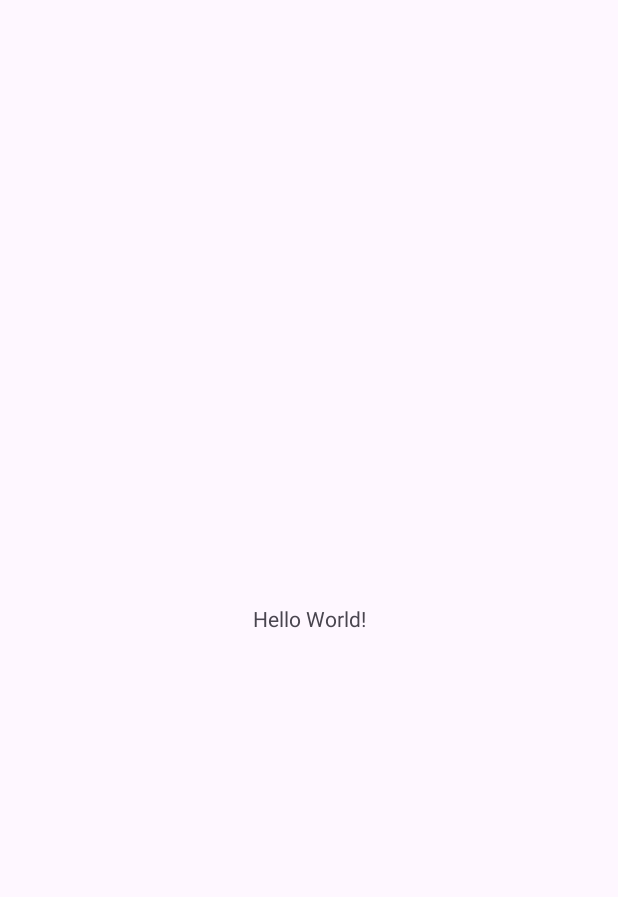
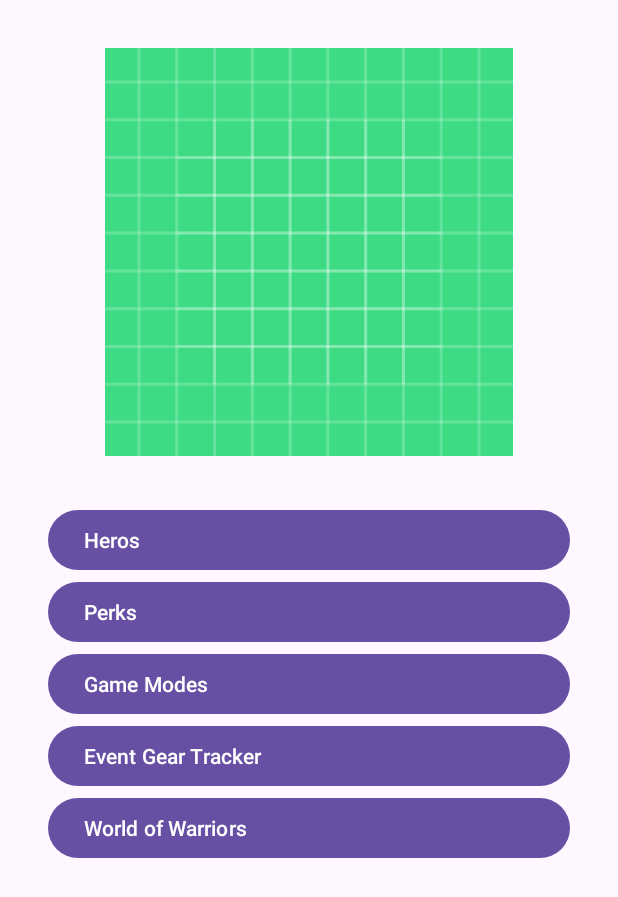
Before and after one commit to Scorpio859/MSDassign, an Android app: the screen it shows after launch (MainActivity), on a phone screen of 412 x 824 dp. Before the commit the part shown is almost empty. Shown: the top 897 px of the screen. Run offline under Robolectric (Android 15) with nearby library versions, the phone set to English and light mode, and no system bars.

Commit message:
added Heros, Perks, Game Modes, Gear tracker and Geography activities. Put buttons into main activity and functionality to main to switch to the new activities on button press

```diff
--- a/app/build.gradle.kts
+++ b/app/build.gradle.kts
@@ -4,12 +4,12 @@
 
 android {
     namespace = "com.example.msdassignment"
-    compileSdk = 33
+    compileSdk = 34
 
     defaultConfig {
         applicationId = "com.example.msdassignment"
         minSdk = 24
-        targetSdk = 33
+        targetSdk = 34
         versionCode = 1
         versionName = "1.0"
 
--- a/app/src/main/java/com/example/msdassignment/MainActivity.java
+++ b/app/src/main/java/com/example/msdassignment/MainActivity.java
@@ -2,7 +2,10 @@
 
 import androidx.appcompat.app.AppCompatActivity;
 
+import android.content.Intent;
 import android.os.Bundle;
+import android.view.View;
+import android.widget.Button;
 
 public class MainActivity extends AppCompatActivity {
 
@@ -10,6 +13,67 @@
     protected void onCreate(Bundle savedInstanceState) {
         super.onCreate(savedInstanceState);
         setContentView(R.layout.activity_main);
+
+        //making button instances
+        Button heroButton = (Button) findViewById(R.id.herosButton);
+        Button perkButton = (Button) findViewById(R.id.perksButton);
+        Button modesButton = (Button) findViewById(R.id.modesButton);
+        Button trackerButton = (Button) findViewById(R.id.trackerButton);
+        Button geoButton = (Button) findViewById(R.id.geoButton);
+
+        // onClickListener for the Heros button
+        heroButton.setOnClickListener(new View.OnClickListener() {
+            @Override
+            public void onClick(View view) {
+                //intent for storing the info of the new activity
+                Intent intent = new Intent(MainActivity.this, HerosActivity.class);
+                //starting the activity in intent
+                startActivity(intent);
+            }
+        });
+
+        // onClickListener for the Perk button
+        perkButton.setOnClickListener(new View.OnClickListener() {
+            @Override
+            public void onClick(View view) {
+                //intent for storing the info of the new activity
+                Intent intent = new Intent(MainActivity.this, PerksActivity.class);
+                //starting the activity in intent
+                startActivity(intent);
+            }
+        });
+
+        // onClickListener for the Game Modes button
+        modesButton.setOnClickListener(new View.OnClickListener() {
+            @Override
+            public void onClick(View view) {
+                //intent for storing the info of the new activity
+                Intent intent = new Intent(MainActivity.this, ModesActivity.class);
+                //starting the activity in intent
+                startActivity(intent);
+            }
+        });
+
+        // onClickListener for the Event Gear Tracker button
+        trackerButton.setOnClickListener(new View.OnClickListener() {
+            @Override
+            public void onClick(View view) {
+                //intent for storing the info of the new activity
+                Intent intent = new Intent(MainActivity.this, GearActivity.class);
+                //starting the activity in intent
+                startActivity(intent);
+            }
+        });
+
+        // onClickListener for the Heros in history button button
+        geoButton.setOnClickListener(new View.OnClickListener() {
+            @Override
+            public void onClick(View view) {
+                //intent for storing the info of the new activity
+                Intent intent = new Intent(MainActivity.this, GeoActivity.class);
+                //starting the activity in intent
+                startActivity(intent);
+            }
+        });
     }
 }
-///change
--- a/app/src/main/res/layout/activity_main.xml
+++ b/app/src/main/res/layout/activity_main.xml
@@ -6,13 +6,91 @@
     android:layout_height="match_parent"
     tools:context=".MainActivity">
 
-    <TextView
-        android:layout_width="wrap_content"
+    <Button
+        android:id="@+id/geoButton"
+        android:layout_width="0dp"
         android:layout_height="wrap_content"
-        android:text="Hello World!"
+        android:layout_marginStart="32dp"
+        android:layout_marginEnd="32dp"
+        android:text="World of Warriors"
+        android:textAlignment="textStart"
+        app:layout_constraintBottom_toBottomOf="parent"
+        app:layout_constraintEnd_toEndOf="parent"
+        app:layout_constraintHorizontal_bias="0.0"
+        app:layout_constraintStart_toStartOf="parent"
+        app:layout_constraintTop_toBottomOf="@+id/trackerButton"
+        app:layout_constraintVertical_bias="0.0" />
+
+    <Button
+        android:id="@+id/trackerButton"
+        android:layout_width="0dp"
+        android:layout_height="wrap_content"
+        android:layout_marginStart="32dp"
+        android:layout_marginEnd="32dp"
+        android:text="Event Gear Tracker"
+        android:textAlignment="textStart"
+        app:layout_constraintBottom_toBottomOf="parent"
+        app:layout_constraintEnd_toEndOf="parent"
+        app:layout_constraintHorizontal_bias="0.0"
+        app:layout_constraintStart_toStartOf="parent"
+        app:layout_constraintTop_toBottomOf="@+id/modesButton"
+        app:layout_constraintVertical_bias="0.0" />
+
+    <Button
+        android:id="@+id/modesButton"
+        android:layout_width="0dp"
+        android:layout_height="wrap_content"
+        android:layout_marginStart="32dp"
+        android:layout_marginEnd="32dp"
+        android:text="Game Modes"
+        android:textAlignment="textStart"
+        app:layout_constraintBottom_toBottomOf="parent"
+        app:layout_constraintEnd_toEndOf="parent"
+        app:layout_constraintHorizontal_bias="0.0"
+        app:layout_constraintStart_toStartOf="parent"
+        app:layout_constraintTop_toBottomOf="@+id/perksButton"
+        app:layout_constraintVertical_bias="0.0" />
+
+    <Button
+        android:id="@+id/perksButton"
+        android:layout_width="0dp"
+        android:layout_height="wrap_content"
+        android:layout_marginStart="32dp"
+        android:layout_marginEnd="32dp"
+        android:text="Perks"
+        android:textAlignment="textStart"
         app:layout_constraintBottom_toBottomOf="parent"
         app:layout_constraintEnd_toEndOf="parent"
         app:layout_constraintStart_toStartOf="parent"
-        app:layout_constraintTop_toTopOf="parent" />
+        app:layout_constraintTop_toBottomOf="@+id/herosButton"
+        app:layout_constraintVertical_bias="0.0" />
+
+    <ImageView
+        android:id="@+id/homeImage"
+        android:layout_width="0dp"
+        android:layout_height="0dp"
+        android:layout_marginTop="32dp"
+        app:layout_constraintBottom_toBottomOf="parent"
+        app:layout_constraintEnd_toEndOf="parent"
+        app:layout_constraintHeight_percent="0.33"
+        app:layout_constraintStart_toStartOf="parent"
+        app:layout_constraintTop_toTopOf="parent"
+        app:layout_constraintVertical_bias="0.0"
+        app:srcCompat="@drawable/ic_launcher_background" />
+
+    <Button
+        android:id="@+id/herosButton"
+        android:layout_width="0dp"
+        android:layout_height="wrap_content"
+        android:layout_marginStart="32dp"
+        android:layout_marginTop="32dp"
+        android:layout_marginEnd="32dp"
+        android:text="Heros"
+        android:textAlignment="textStart"
+        app:layout_constraintBottom_toBottomOf="parent"
+        app:layout_constraintEnd_toEndOf="parent"
+        app:layout_constraintStart_toStartOf="parent"
+        app:layout_constraintTop_toBottomOf="@+id/homeImage"
+        app:layout_constraintVertical_bias="0.0" />
 
 </androidx.constraintlayout.widget.ConstraintLayout>
```
Also changed, not shown: app/src/main/AndroidManifest.xml (+15 -0 lines), app/src/main/java/com/example/msdassignment/GearActivity.java (added, +14 -0 lines), app/src/main/java/com/example/msdassignment/GeoActivity.java (added, +14 -0 lines), app/src/main/java/com/example/msdassignment/HerosActivity.java (added, +14 -0 lines), app/src/main/java/com/example/msdassignment/ModesActivity.java (added, +14 -0 lines), app/src/main/java/com/example/msdassignment/PerksActivity.java (added, +14 -0 lines), app/src/main/res/layout/activity_gear.xml (added, +18 -0 lines), app/src/main/res/layout/activity_geo.xml (added, +18 -0 lines), app/src/main/res/layout/activity_heros.xml (added, +18 -0 lines), app/src/main/res/layout/activity_modes.xml (added, +18 -0 lines), app/src/main/res/layout/activity_perks.xml (added, +18 -0 lines).
